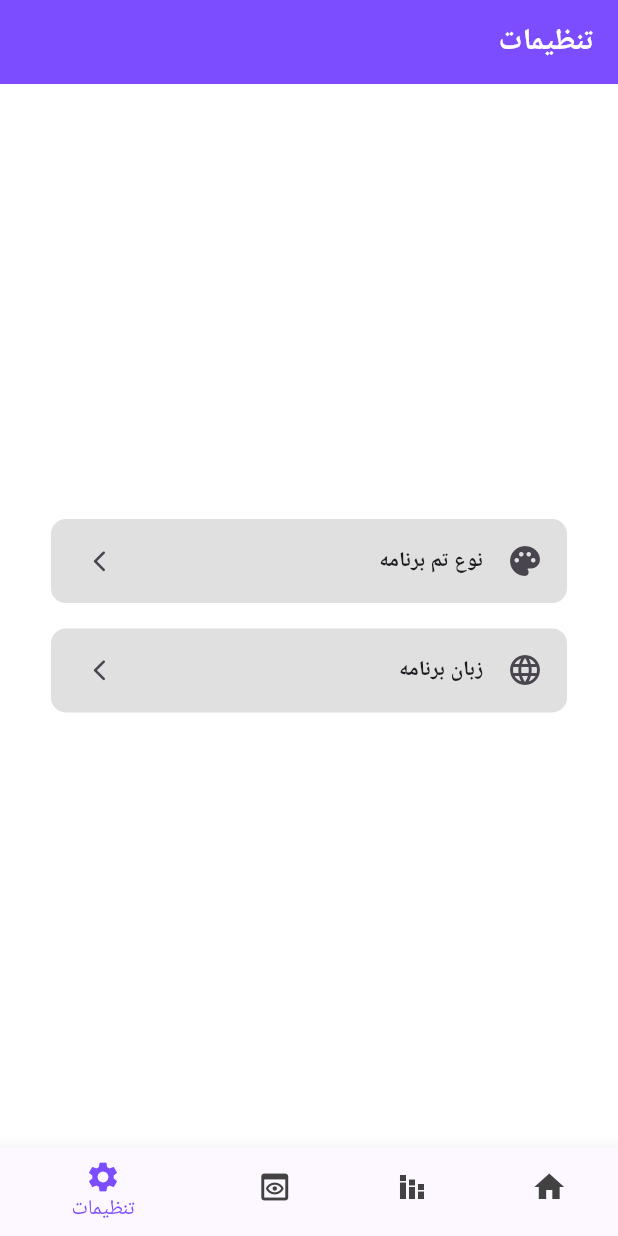
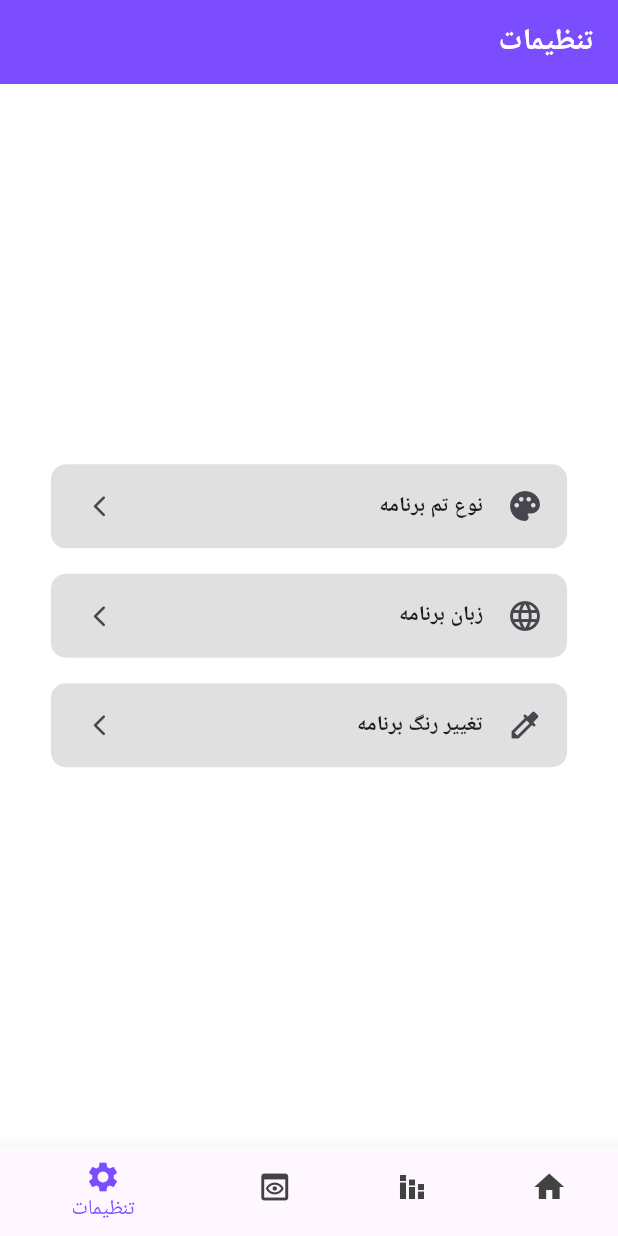
Before and after one commit to mohsen-zahed/practical_pachprthlo, a Flutter app: the screen it shows after launch, item 4 of the bottom bar chosen, on a phone screen of 412 x 824 dp. Run offline on Flutter 3.47's test engine with Material 3 defaults, Android fonts, the phone set to English and light mode, and no system bars; our stand-ins replace cached_network_image, connectivity_plus, dio, dropdown_search, equatable, fl_chart and 7 more; accounts and stored records are empty; generated files the repository leaves out were written again; network calls fail.

Commit message:
flutter_colorpicker package implemented with provider✅

```diff
--- a/lib/config/constants/colors.dart
+++ b/lib/config/constants/colors.dart
@@ -9,7 +9,8 @@ const kWhiteColor = Colors.white;
 const kWhiteColor60 = Colors.white60;
 const kGreenColor = Colors.green;
 const kBlueColor = Colors.blue;
-const kPurpleColor = Colors.deepPurpleAccent;
+const kPrimaryColor = Colors.deepPurpleAccent;
+Color kSecondaryColor = Colors.purple.shade400;
 const kYellowColor = Colors.yellow;
 const kRedColor = Colors.red;
 const kGreyColor = Colors.grey;
--- a/lib/config/localization/app_en.arb
+++ b/lib/config/localization/app_en.arb
@@ -29,5 +29,8 @@
     "providerExampleScreenText": "Provider Example Screen",
     "settingsScreenText": "Settings Screen",
     "refreshText": "Refresh",
-    "loadingMoreText": "Loading more..."
+    "loadingMoreText": "Loading more...",
+    "changeAppColor": "Change app color",
+    "pickAColor": "Pick a color",
+    "applyColor": "Apply color"
 }
--- a/lib/config/localization/app_fa.arb
+++ b/lib/config/localization/app_fa.arb
@@ -29,5 +29,8 @@
     "providerExampleScreenText": "صفحه مثال از تهیه کننده",
     "settingsScreenText": "تنظیمات",
     "refreshText": "تازه سازی",
-    "loadingMoreText": "در حال بارگیری بیشتر..."
+    "loadingMoreText": "در حال بارگیری بیشتر...",
+    "changeAppColor": "تغییر رنگ برنامه",
+    "pickAColor": "رنگ مورد نظر را انتخاب کنید",
+    "applyColor": "انتخاب رنگ"
 }
--- a/lib/features/blocs/language_bloc/localization_bloc.dart
+++ b/lib/features/blocs/language_bloc/localization_bloc.dart
@@ -2,6 +2,7 @@ import 'package:equatable/equatable.dart';
 import 'package:flutter_bloc/flutter_bloc.dart';
 import 'package:practical_pachprthlo/features/data/models/a-language_model/language_model.dart';
 import 'package:practical_pachprthlo/packages/shared_preferences/my_shared_preferences.dart';
+import 'package:practical_pachprthlo/packages/shared_preferences/my_shared_preferences_const.dart';
 
 part 'localization_event.dart';
 part 'localization_state.dart';
@@ -13,16 +14,16 @@ class LocalizationBloc extends Bloc<LocalizationEvent, LocalizationState> {
   }
 
   _onChangeLanguage(ChangeLocalization event, Emitter<LocalizationState> emit) async {
-    await MySharedPreferences.instance.storeLanguage(event.selectedLanguage.locale.languageCode);
+    await MySharedPreferences.instance.storeToSharedPreferences(languageKey, event.selectedLanguage.locale.languageCode);
     emit((state.copyWith(selectedLanguage: event.selectedLanguage)));
   }
 
   _onGetLanguage(GetLocalization event, Emitter<LocalizationState> emit) async {
-    final String? selectedLanguage = await MySharedPreferences.instance.getLanguage();
+    final String? selectedLanguage = await MySharedPreferences.instance.getFromSharedPreferences(languageKey);
     emit(
       state.copyWith(
         selectedLanguage: selectedLanguage != null
-            ? Languages.values.where((element) => element.locale.languageCode == selectedLanguage).toList().first
+            ? Languages.values.firstWhere((element) => element.locale.languageCode == selectedLanguage, orElse: () => Languages.persian)
             : Languages.persian,
       ),
     );
--- a/lib/features/blocs/theme_bloc/theme_bloc.dart
+++ b/lib/features/blocs/theme_bloc/theme_bloc.dart
@@ -2,6 +2,7 @@ import 'package:flutter_bloc/flutter_bloc.dart';
 import 'package:equatable/equatable.dart';
 import 'package:practical_pachprthlo/features/data/models/b-theme_model/theme_model.dart';
 import 'package:practical_pachprthlo/packages/shared_preferences/my_shared_preferences.dart';
+import 'package:practical_pachprthlo/packages/shared_preferences/my_shared_preferences_const.dart';
 
 part 'theme_event.dart';
 part 'theme_state.dart';
@@ -12,12 +13,12 @@ class ThemeBloc extends Bloc<ThemeEvent, ThemeState> {
     on<GetTheme>(_onGetTheme);
   }
   _onChangeThemeMode(ChangeThemeMode event, Emitter<ThemeState> emit) async {
-    await MySharedPreferences.instance.storeTheme(event.selectedTheme.name);
+    await MySharedPreferences.instance.storeToSharedPreferences(themeKey, event.selectedTheme.name);
     emit((state.copyWith(selectedTheme: event.selectedTheme)));
   }
 
   _onGetTheme(GetTheme event, Emitter<ThemeState> emit) async {
-    final String? selectedTheme = await MySharedPreferences.instance.getTheme();
+    final String? selectedTheme = await MySharedPreferences.instance.getFromSharedPreferences(themeKey);
     emit(
       state.copyWith(
         selectedTheme: selectedTheme != null ? Themes.values.where((element) => element.name == selectedTheme).toList().first : Themes.system,
--- a/lib/features/screens/main_screens/home_screen/bottom_nav_screens/settings_screen/settings_screen.dart
+++ b/lib/features/screens/main_screens/home_screen/bottom_nav_screens/settings_screen/settings_screen.dart
@@ -1,12 +1,21 @@
 import 'package:flutter/material.dart';
+import 'package:practical_pachprthlo/config/constants/colors.dart';
 import 'package:practical_pachprthlo/config/localization/l10n.dart';
 
 import 'package:practical_pachprthlo/features/screens/main_screens/home_screen/bottom_nav_screens/settings_screen/widgets/localization_bottom_sheet_modal.dart';
 import 'package:practical_pachprthlo/features/screens/main_screens/home_screen/bottom_nav_screens/settings_screen/widgets/theme_bottom_sheet_modal.dart';
+import 'package:practical_pachprthlo/helpers/theme_helper/color_helper.dart';
 import 'package:practical_pachprthlo/utils/my_media_query.dart';
 
-class SettingsScreen extends StatelessWidget {
+class SettingsScreen extends StatefulWidget {
   const SettingsScreen({super.key});
+
+  @override
+  State<SettingsScreen> createState() => _SettingsScreenState();
+}
+
+class _SettingsScreenState extends State<SettingsScreen> {
+  Color pickedColor = kPrimaryColor;
 
   @override
   Widget build(BuildContext context) {
@@ -62,6 +71,22 @@ class SettingsScreen extends StatelessWidget {
                 ),
               ),
             ),
+            SizedBox(height: getScreenArea(context, 0.00005)),
+            Padding(
+              padding: EdgeInsets.symmetric(horizontal: getScreenArea(context, 0.0001)),
+              child: ListTile(
+                shape: RoundedRectangleBorder(borderRadius: BorderRadius.circular(10)),
+                onTap: () {
+                  ColorHelper.showColorPicker(context);
+                },
+                leading: const Icon(Icons.colorize_rounded),
+                title: Text(AppLocalizations.of(context)!.changeAppColor),
+                trailing: Icon(
+                  Icons.arrow_forward_ios_rounded,
+                  size: getScreenArea(context, 0.00005),
+                ),
+              ),
+            ),
           ],
         ),
       ),
--- a/lib/features/screens/main_screens/home_screen/bottom_nav_screens/statistic_screen/statistic_screen.dart
+++ b/lib/features/screens/main_screens/home_screen/bottom_nav_screens/statistic_screen/statistic_screen.dart
@@ -42,7 +42,7 @@ class StatisticScreen extends StatelessWidget {
                         child: MyFlChartPackage.instance.drawPieChart(
                           sections: chartValuesList,
                           colors: [
-                            kPurpleColor,
+                            kPrimaryColor,
                             kGreenColor,
                             kBlueColor,
                             kRedColor,
--- a/lib/main.dart
+++ b/lib/main.dart
@@ -4,16 +4,18 @@ import 'package:practical_pachprthlo/config/dependency_injection/di.dart';
 import 'package:practical_pachprthlo/features/blocs/language_bloc/localization_bloc.dart';
 import 'package:practical_pachprthlo/features/blocs/theme_bloc/theme_bloc.dart';
 import 'package:practical_pachprthlo/features/providers/categories_provider.dart';
+import 'package:practical_pachprthlo/features/providers/color_provider.dart';
 import 'package:practical_pachprthlo/features/screens/main_screens/home_screen/bottom_nav_screens/home_screen/bloc/diseases_bloc.dart';
 import 'package:practical_pachprthlo/features/screens/main_screens/home_screen/bottom_nav_screens/statistic_screen/bloc/statistic_bloc.dart';
 import 'package:practical_pachprthlo/features/screens/main_screens/home_screen/main_home_screen.dart';
 import 'package:practical_pachprthlo/features/providers/counter_provider.dart';
 import 'package:practical_pachprthlo/config/localization/l10n.dart';
-// import 'package:practical_pachprthlo/packages/shared_preferences/my_shared_preferences_const.dart';
+import 'package:practical_pachprthlo/packages/flutter_colorpicker_package/my_flutter_colorpicker_package_const.dart';
+import 'package:practical_pachprthlo/packages/shared_preferences/my_shared_preferences_const.dart';
 import 'package:practical_pachprthlo/theme/app_theme.dart';
 
 import 'package:provider/provider.dart';
-// import 'package:shared_preferences/shared_preferences.dart';
+import 'package:shared_preferences/shared_preferences.dart';
 
 ///*** ************************************************* ***\\\
 //* This is a project for testing, a combination of *\\
@@ -24,10 +26,11 @@ import 'package:provider/provider.dart';
 Future<void> main() async {
   WidgetsFlutterBinding.ensureInitialized();
   await setupDi();
-  // final x = await SharedPreferences.getInstance();
-  // print(x.getString(languageKey));
+  final x = await SharedPreferences.getInstance();
+  print("lang: ${x.getString(languageKey)}");
   // x.clear();
-  // print(x.getString(languageKey));
+  print("theme: ${x.getString(themeKey)}");
+  print("color: ${x.getString(primaryColorKey)}");
   runApp(const MyApp());
 }
 
@@ -55,8 +58,11 @@ class MyApp extends StatelessWidget {
         providers: [
           ChangeNotifierProvider(create: (context) => CounterProvider()),
           ChangeNotifierProvider(create: (context) => CategoriesProvider()),
+          ChangeNotifierProvider(create: (context) => ColorProvider()),
         ],
-        child: BlocBuilder<LocalizationBloc, LocalizationState>(
+        child: Consumer<ColorProvider>(
+          builder: (context, color, child) {
+            return BlocBuilder<LocalizationBloc, LocalizationState>(
               buildWhen: (previous, current) => previous.selectedLanguage != current.selectedLanguage,
               builder: (context, languageState) {
                 return BlocBuilder<ThemeBloc, ThemeState>(
@@ -64,8 +70,8 @@ class MyApp extends StatelessWidget {
                   builder: (context, themeState) {
                     return MaterialApp(
                       title: 'Practical pachprthlo',
-                  theme: AppTheme.lightTheme(),
-                  darkTheme: AppTheme.darkTheme(),
+                      theme: AppTheme.lightTheme(primaryColor: color.primaryColor),
+                      darkTheme: AppTheme.darkTheme(primaryColor: color.primaryColor),
                       themeMode: themeState.selectedTheme.themeMode,
                       debugShowCheckedModeBanner: false,
                       supportedLocales: AppLocalizations.supportedLocales,
@@ -76,6 +82,8 @@ class MyApp extends StatelessWidget {
                   },
                 );
               },
+            );
+          },
         ),
       ),
     );
--- a/lib/packages/fl_chart_package/my_fl_chart_package.dart
+++ b/lib/packages/fl_chart_package/my_fl_chart_package.dart
@@ -160,7 +160,7 @@ class MyFlChartPackage {
           ),
           RadarDataSet(
             entryRadius: 5,
-            borderColor: kPurpleColor,
+            borderColor: kPrimaryColor,
             borderWidth: 1,
             fillColor: kTransparentColor,
             dataEntries: [
--- /dev/null
+++ b/lib/packages/flutter_colorpicker_package/my_flutter_colorpicker_package_const.dart
@@ -0,0 +1,2 @@
+const String primaryColorKey = 'primaryColorKey';
+const String secondaryColorKey = 'secondaryColorKey';
--- a/lib/theme/app_theme.dart
+++ b/lib/theme/app_theme.dart
@@ -2,24 +2,24 @@ import 'package:flutter/material.dart';
 import 'package:practical_pachprthlo/config/constants/colors.dart';
 
 class AppTheme {
-  static ThemeData lightTheme() {
+  static ThemeData lightTheme({Color? primaryColor, Color? secondaryColor}) {
     return ThemeData(
-      colorSchemeSeed: kPurpleColor,
+      primaryColor: primaryColor ?? kPrimaryColor,
       brightness: Brightness.light,
       scaffoldBackgroundColor: kWhiteColor,
-      appBarTheme: const AppBarTheme(
+      appBarTheme: AppBarTheme(
         elevation: 0.0,
         foregroundColor: kWhiteColor,
-        backgroundColor: kPurpleColor,
+        backgroundColor: primaryColor ?? kPrimaryColor,
       ),
-      floatingActionButtonTheme: const FloatingActionButtonThemeData(
+      floatingActionButtonTheme: FloatingActionButtonThemeData(
         foregroundColor: kWhiteColor,
-        backgroundColor: kPurpleColor,
+        backgroundColor: secondaryColor ?? kSecondaryColor,
       ),
       bottomNavigationBarTheme: BottomNavigationBarThemeData(
         elevation: 10,
         backgroundColor: kRedColor,
-        selectedItemColor: kPurpleColor,
+        selectedItemColor: primaryColor ?? kPrimaryColor,
         unselectedItemColor: kGreyColorShade800,
       ),
       cardTheme: CardTheme(
@@ -27,11 +27,11 @@ class AppTheme {
         elevation: 5,
         shadowColor: kBlackColorOp5,
       ),
-      snackBarTheme: const SnackBarThemeData(
-        backgroundColor: kWhiteColor,
+      snackBarTheme: SnackBarThemeData(
+        backgroundColor: primaryColor ?? kPrimaryColor,
         elevation: 10,
         showCloseIcon: true,
-        contentTextStyle: TextStyle(color: kBlackColor),
+        contentTextStyle: const TextStyle(color: kWhiteColor),
       ),
       listTileTheme: ListTileThemeData(tileColor: kGreyColorShade300),
       bottomSheetTheme: const BottomSheetThemeData(backgroundColor: kWhiteColor),
@@ -48,22 +48,22 @@ class AppTheme {
     );
   }
 
-  static ThemeData darkTheme() {
+  static ThemeData darkTheme({Color? primaryColor, Color? secondaryColor}) {
     return ThemeData(
-      colorSchemeSeed: kPurpleColor,
+      primaryColor: primaryColor ?? kPrimaryColor,
       brightness: Brightness.dark,
       scaffoldBackgroundColor: kGreyColorShade900,
       appBarTheme: AppBarTheme(
         elevation: 0.0,
         foregroundColor: kWhiteColor,
-        backgroundColor: kPurpleColor.withOpacity(0.5),
+        backgroundColor: primaryColor?.withOpacity(0.5) ?? kPrimaryColor.withOpacity(0.5),
       ),
-      floatingActionButtonTheme: const FloatingActionButtonThemeData(
+      floatingActionButtonTheme: FloatingActionButtonThemeData(
         foregroundColor: kWhiteColor,
-        backgroundColor: kPurpleColor,
+        backgroundColor: primaryColor ?? kPrimaryColor,
       ),
       bottomNavigationBarTheme: BottomNavigationBarThemeData(
-        selectedItemColor: kPurpleColor,
+        selectedItemColor: primaryColor ?? kPrimaryColor,
         backgroundColor: kGreyColorShade900,
         unselectedItemColor: kWhiteColor60,
       ),
--- a/pubspec.yaml
+++ b/pubspec.yaml
@@ -47,6 +47,7 @@ dependencies:
     sdk: flutter
   intl: ^0.19.0
   photo_view: ^0.15.0
+  flutter_colorpicker: ^1.1.0
 
 dev_dependencies:
   flutter_test:
```
Also changed, not shown: lib/features/providers/color_provider.dart (added, +45 -0 lines), lib/helpers/theme_helper/color_helper.dart (added, +74 -0 lines), lib/packages/flutter_colorpicker_package/my_flutter_colorpicker_package.dart (added, +8 -0 lines), lib/packages/shared_preferences/my_shared_preferences.dart (+4 -15 lines), pubspec.lock. Lines whose indentation alone changed are shown as unchanged.
